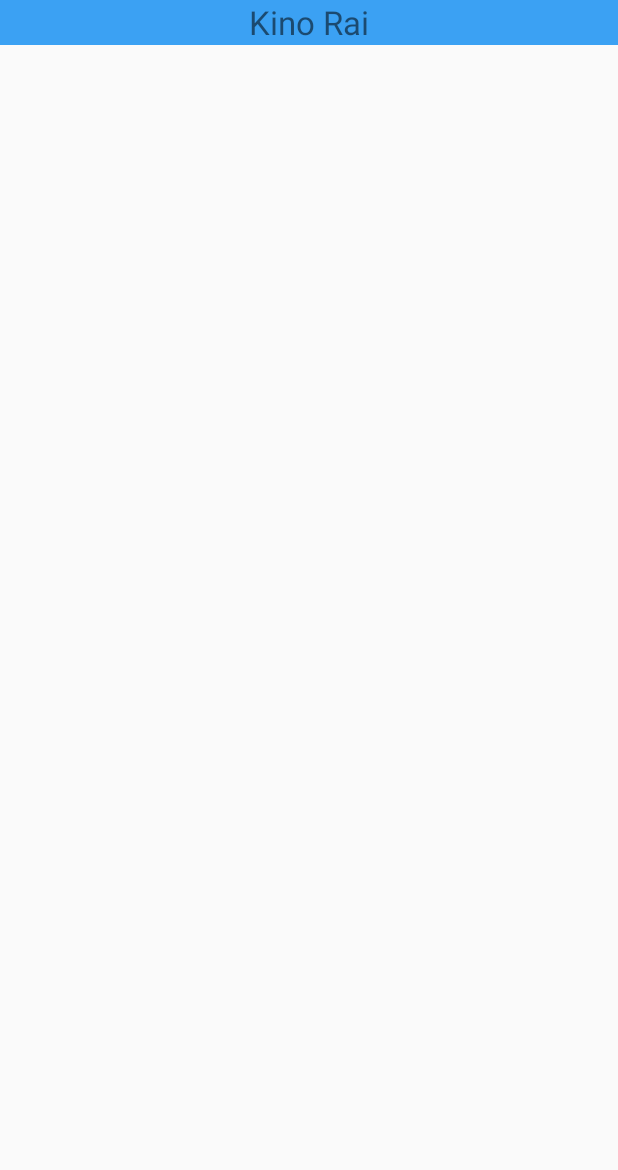
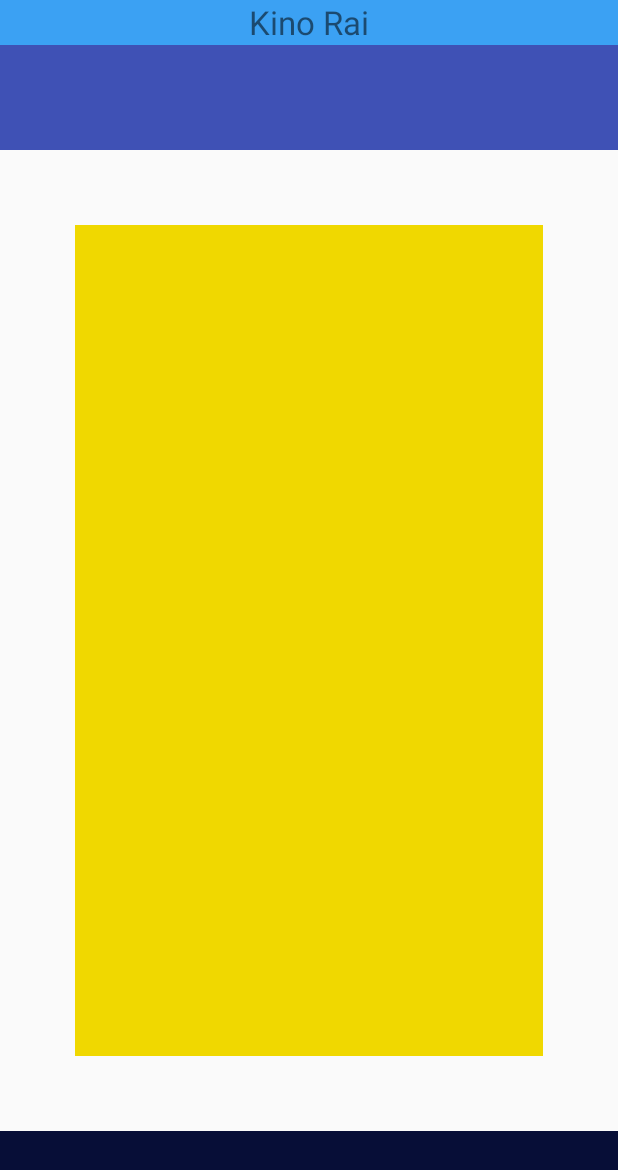
Before and after one commit to Axe1on/module_19, an Android app built with Jetpack Compose: the layout activity_main.xml on its own in the app's theme, with its tools: preview values and no code run, on a phone screen of 412 x 824 dp. Shown: the top 1170 px of the screen. Run offline under Robolectric (Android 15) with nearby library versions, the phone set to English and light mode, and no system bars.

Commit message:
create button_list (LinearLayout),bot_container,top_container(FrameLayout)

```diff
--- a/app/src/main/res/layout/activity_main.xml
+++ b/app/src/main/res/layout/activity_main.xml
@@ -19,7 +19,35 @@
             app:layout_constraintStart_toStartOf="parent"
             app:layout_constraintTop_toTopOf="parent" />
 
+        <LinearLayout
+            android:id="@+id/button_list"
+            android:layout_width="match_parent"
+            android:layout_height="0dp"
+            android:layout_margin="50dp"
+            android:background="#F0D800"
+            android:orientation="vertical"
+            app:layout_constraintBottom_toTopOf="@+id/bot_container"
+            app:layout_constraintEnd_toEndOf="parent"
+            app:layout_constraintStart_toStartOf="parent"
+            app:layout_constraintTop_toBottomOf="@+id/top_container"/>
 
+        <FrameLayout
+            android:id="@+id/bot_container"
+            android:layout_width="match_parent"
+            android:layout_height="70dp"
+            android:background="#070E37"
+            app:layout_constraintBottom_toBottomOf="parent"
+            app:layout_constraintEnd_toEndOf="parent"
+            app:layout_constraintStart_toStartOf="parent" />
+
+        <FrameLayout
+            android:id="@+id/top_container"
+            android:layout_width="match_parent"
+            android:layout_height="70dp"
+            android:background="#3F51B5"
+            app:layout_constraintEnd_toEndOf="parent"
+            app:layout_constraintStart_toStartOf="parent"
+            app:layout_constraintTop_toBottomOf="@+id/name_program" />
 
 
     </androidx.constraintlayout.widget.ConstraintLayout>
```
